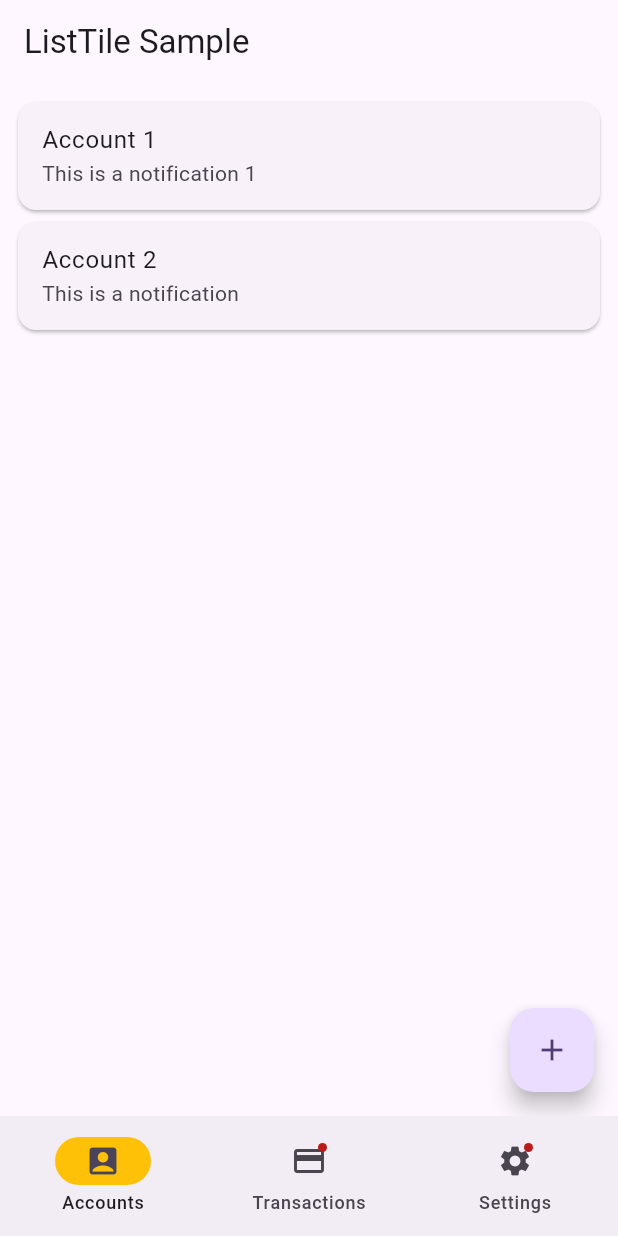
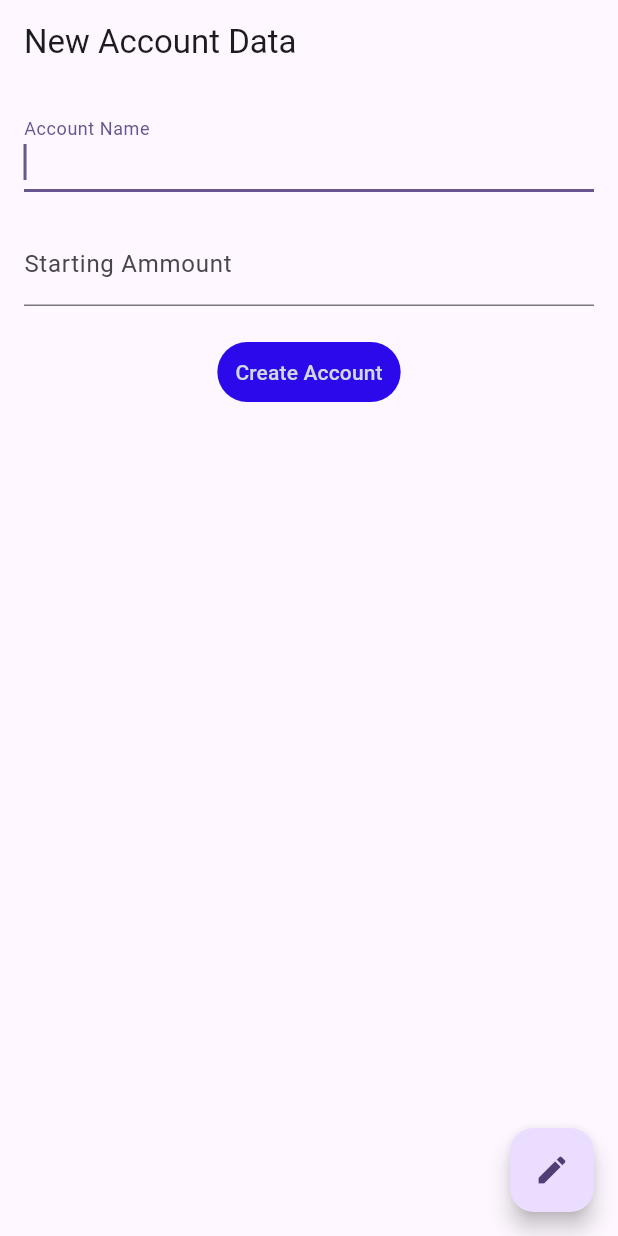
Before and after one commit to Bheck890/Finance_Helper, a Flutter app: the screen it shows after launch, after a tap on the "add" icon, on a phone screen of 412 x 824 dp. Run offline on Flutter 3.47's test engine with Material 3 defaults, Android fonts, the phone set to English and light mode, and no system bars; our stand-ins replace font_awesome_flutter, sqflite_common_ffi; accounts and stored records are empty.

Commit message:
Made New Account Info page

```diff
--- /dev/null
+++ b/lib/Pages/NewData/new_account.dart
@@ -0,0 +1,130 @@
+import 'package:flutter/material.dart';
+
+void main() => runApp(const MyApp());
+
+class MyApp extends StatelessWidget {
+  const MyApp({super.key});
+
+  @override
+  Widget build(BuildContext context) {
+    const appTitle = 'Adding account';
+
+    return MaterialApp(
+      title: appTitle,
+      home: Scaffold(
+        appBar: AppBar(
+          title: const Text(appTitle),
+        ),
+        body: const NewAccount(),
+      ),
+    );
+  }
+}
+
+// Create a Form widget.
+class NewAccount extends StatefulWidget {
+  const NewAccount({super.key});
+
+  @override
+  NewAccountState createState() {
+    return NewAccountState();
+  }
+}
+
+// Create a corresponding State class.
+// This class holds data related to the form.
+class NewAccountState extends State<NewAccount> {
+  // Create a global key that uniquely identifies the Form widget
+  // and allows validation of the form.
+  //
+  // Note: This is a GlobalKey<FormState>,
+  // not a GlobalKey<MyCustomFormState>.
+  //final _formKey = GlobalKey<FormState>();
+
+  late FocusNode myFocusNode;
+
+  @override
+  void initState() {
+    super.initState();
+
+    myFocusNode = FocusNode();
+  }
+
+  @override
+  void dispose() {
+    // Clean up the focus node when the Form is disposed.
+    myFocusNode.dispose();
+
+    super.dispose();
+  }
+
+
+  @override
+  Widget build(BuildContext context) {
+    // Build a Form widget using the _formKey created above.
+    return Scaffold(
+      appBar: AppBar(
+        title: const Text('New Account Data'),
+        automaticallyImplyLeading: false,
+      ),
+      body: Padding(
+        padding: const EdgeInsets.all(16),
+        child: Column(
+          children: [
+            // The first text field is focused on as soon as the app starts.
+            const TextField(
+              autofocus: true,
+              decoration: InputDecoration(
+                border: UnderlineInputBorder(),
+                labelText: 'Account Name',
+              ),
+            ),
+            Container(
+                width: 50,
+                height: 20,
+                //color: Colors.red,
+              ),
+            // The second text field is focused on when a user taps the
+            // FloatingActionButton.
+            TextField(
+              decoration: const InputDecoration(
+                border: UnderlineInputBorder(),
+                labelText: 'Starting Ammount',
+              ),
+              focusNode: myFocusNode,
+
+            ),
+
+            Container(
+                width: 50,
+                height: 20,
+              ),
+
+            TextButton(
+              //padding: const EdgeInsets.symmetric(horizontal: 16),
+              style: TextButton.styleFrom(
+                backgroundColor: const Color.fromARGB(255, 43, 9, 235),
+                foregroundColor: const Color.fromARGB(255, 208, 217, 224),
+                disabledForegroundColor: Colors.red.withOpacity(0.38),
+              ),
+              onPressed: () {
+                // ignore: avoid_print
+                print("Add account");
+              },
+              child: const Text('Create Account'),
+            )
+          ],
+        ),
+      ),
+      floatingActionButton: FloatingActionButton(
+        // When the button is pressed,
+        // give focus to the text field using myFocusNode.
+        onPressed: () => {
+          myFocusNode.requestFocus()
+        },
+        tooltip: 'Focus Second Text Field',
+        child: const Icon(Icons.edit),
+      ), // This trailing comma makes auto-formatting nicer for build methods.
+    );
+  }
+}
--- a/lib/Pages/accounts.dart
+++ b/lib/Pages/accounts.dart
@@ -1,5 +1,6 @@
 // ignore_for_file: non_constant_identifier_names, unused_element
 
+import 'package:finance_helper/Pages/NewData/new_account.dart';
 import 'package:flutter/material.dart';
 
 class Accounts extends StatefulWidget {
@@ -33,9 +34,11 @@ class _AccountsState extends State<Accounts> {
   }
 
   void _AddAccount() {
-    setState(() {
-      _accountIndex++;
-    });
+
+    Navigator.push(
+      context,
+      MaterialPageRoute(builder: (context) => const NewAccount()),
+    );
   }
 
   @override
@@ -53,23 +56,21 @@ class _AccountsState extends State<Accounts> {
                   subtitle: Text('This is a notification $_accountIndex'),
                   onTap: () {_OpenAccount();},
                 ),
-              ),
-              Card(
-                child: ListTile(
-                  //leading: const Icon(Icons.notifications_sharp),
-                  title: const Text('Account 2'),
-                  subtitle: const Text('This is a notification'),
-                  onTap: () {_OpenAccount();},
-                ),
-              ),
+              )
             ],
           ),
         ),
         floatingActionButton: FloatingActionButton(
-          onPressed: _AddAccount,
+          onPressed: () {
+            // ignore: avoid_print
+            print("Clicked");
+            Navigator.of(context).push(MaterialPageRoute( builder: (context) => const NewAccount()));
+          },
           tooltip: 'Add Account',
           child: const Icon(Icons.add),
       ),
     );
   }
+
+
 }
--- a/lib/main.dart
+++ b/lib/main.dart
@@ -57,10 +57,6 @@ class _FinanceNavigationState extends State<FinanceNavigation> {
             label: 'Accounts',
           ),
           NavigationDestination(
-            icon: Badge(child: Icon(Icons.payment)),
-            label: 'Transactions',
-          ),
-          NavigationDestination(
             icon: Badge(child: Icon(Icons.settings),
             ),
             label: 'Settings',
@@ -68,13 +64,10 @@ class _FinanceNavigationState extends State<FinanceNavigation> {
         ],
       ),
       body: <Widget>[
-        /// Home page
+        /// Account page
         const Accounts(title: 'Add Accounts'),
 
-        /// Notifications page
-        const Transactions(title: 'Add Transactions'),
-
-        /// Messages page
+        /// Settings page
         const Settings(),
       ][currentPageIndex],
     );
--- a/lib/services/database_service.dart
+++ b/lib/services/database_service.dart
@@ -3,7 +3,7 @@ import 'dart:io';
 import 'package:finance_helper/models/breed.dart';
 import 'package:finance_helper/models/dog.dart';
 import 'package:path/path.dart';
-import 'package:sqflite/sqflite.dart';
+import 'package:sqflite_common_ffi/sqflite_ffi.dart';
 
 class DatabaseService {
   // Singleton pattern
```
